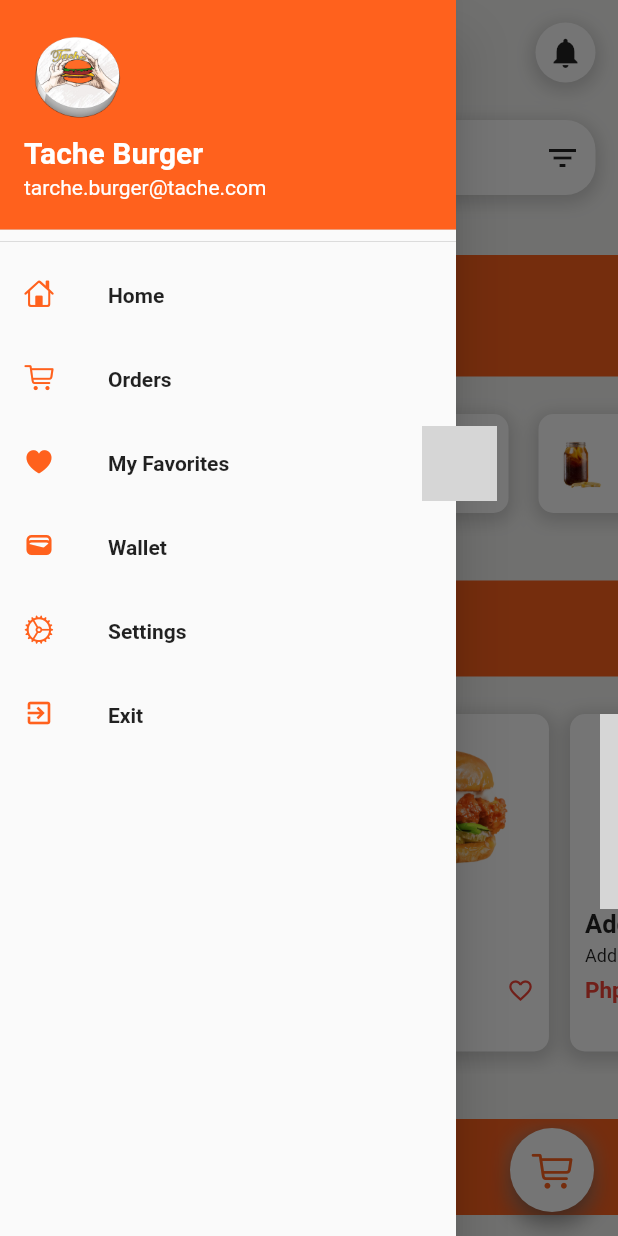
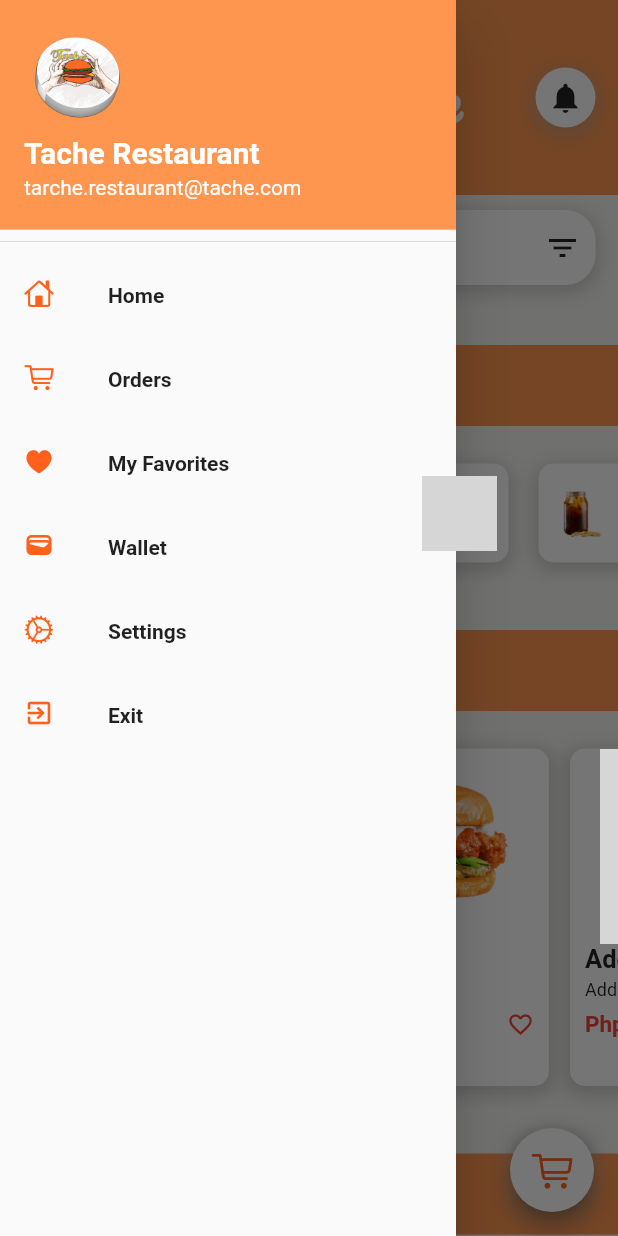
Before and after one commit to jeffabenoja/Flutter-Food-App, a Flutter app: the screen it shows after launch, with the side drawer open, on a phone screen of 412 x 824 dp. Run offline on Flutter 3.47's test engine with Material 2 defaults, Android fonts, the phone set to English and light mode, and no system bars; our stand-ins replace flutter_rating_bar, google_fonts; grey boxes are pictures that could not be loaded.

Commit message:
Changed the app color and added the logo

```diff
--- a/lib/Pages/Home.dart
+++ b/lib/Pages/Home.dart
@@ -75,7 +75,7 @@
             ),
           ),
 
-          // Tache Menu Section
+          //  Menu Section
           Padding(
             padding: EdgeInsets.only(top: 30, bottom: 15),
             child: Container(
@@ -85,12 +85,12 @@
                 children: [
                   Container(
                     width: double.infinity,
-                    color: Color.fromARGB(255, 255, 97, 29),
-                    padding: EdgeInsets.all(10),
+                    color: Color.fromARGB(255, 255, 150, 80),
+                    padding: EdgeInsets.all(5),
                     child: Text(
-                      "Tache Menu",
+                      "Menu",
                       style: GoogleFonts.pacifico(
-                        fontSize: 35,
+                        fontSize: 25,
                         color: Colors.white,
                       ),
                       textAlign: TextAlign.center,
@@ -115,8 +115,8 @@
                 children: [
                   Container(
                     width: double.infinity,
-                    color: Color.fromARGB(255, 255, 97, 29),
-                    padding: EdgeInsets.all(10),
+                    color: Color.fromARGB(255, 255, 150, 80),
+                    padding: EdgeInsets.all(5),
                     child: Text(
                       "Popular",
                       style: GoogleFonts.pacifico(
@@ -145,8 +145,8 @@
                 children: [
                   Container(
                     width: double.infinity,
-                    color: Color.fromARGB(255, 255, 97, 29),
-                    padding: EdgeInsets.all(10),
+                    color: Color.fromARGB(255, 255, 150, 80),
+                    padding: EdgeInsets.all(5),
                     child: Text(
                       "Newest",
                       style: GoogleFonts.pacifico(
--- a/lib/Widgets/AppBarWidget.dart
+++ b/lib/Widgets/AppBarWidget.dart
@@ -1,12 +1,17 @@
+// ignore_for_file: prefer_const_constructors
+
 import 'package:flutter/material.dart';
 import 'package:flutter/cupertino.dart';
+import 'package:google_fonts/google_fonts.dart';
 
 class AppBarWidget extends StatelessWidget {
   const AppBarWidget({super.key});
 
   @override
   Widget build(BuildContext context) {
-    return Padding(
+    return Container(
+      color: Color.fromARGB(255, 255, 150, 80),
+      child: Padding(
         padding: EdgeInsets.symmetric(
           vertical: 15,
           horizontal: 15,
@@ -35,6 +40,24 @@
                 child: Icon(CupertinoIcons.bars),
               ),
             ),
+            Row(
+              mainAxisAlignment: MainAxisAlignment.center,
+              children: [
+                Image.asset(
+                  'images/logo/tache2.png',
+                  height: 100,
+                  width: 100,
+                ),
+                SizedBox(width: 10),
+                Text(
+                  'Tache',
+                  style: GoogleFonts.pacifico(
+                    fontSize: 40,
+                    color: Colors.white,
+                  ),
+                ),
+              ],
+            ),
             InkWell(
               onTap: () {},
               child: Container(
@@ -56,6 +79,7 @@
             ),
           ],
         ),
+      ),
     );
   }
 }
--- a/lib/Widgets/DrawerWidget.dart
+++ b/lib/Widgets/DrawerWidget.dart
@@ -14,17 +14,17 @@
             padding: EdgeInsets.zero,
             child: UserAccountsDrawerHeader(
               decoration: BoxDecoration(
-                color: Color.fromARGB(255, 255, 97, 29),
+                color: Color.fromARGB(255, 255, 150, 80),
               ),
               accountName: Text(
-                "Tache Burger",
+                "Tache Restaurant",
                 style: TextStyle(
                   fontSize: 20,
                   fontWeight: FontWeight.bold,
                 ),
               ),
               accountEmail: Text(
-                "tarche.burger@tache.com",
+                "tarche.restaurant@tache.com",
                 style: TextStyle(
                   fontSize: 14,
                 ),
```
Lines whose indentation alone changed are shown as unchanged.
